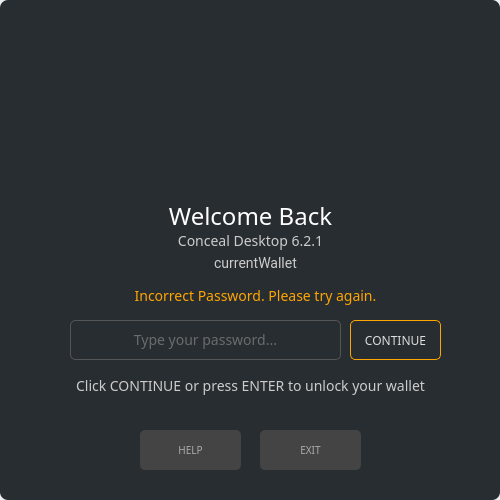
Old version of the form src/gui/ui/mainpassworddialog.ui in the repository ConcealNetwork/conceal-desktop.
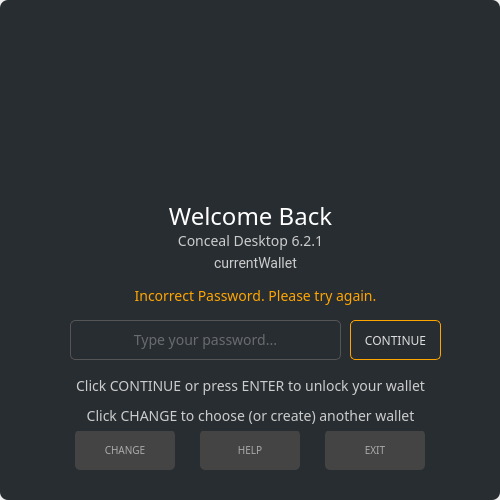
New version of the form. Icons and pictures are not drawn.

Commit message: Add possibility to change wallet on password dialog

The edit to the form file:
```diff
--- a/src/gui/ui/mainpassworddialog.ui
+++ b/src/gui/ui/mainpassworddialog.ui
@@ -319,9 +319,9 @@
       </property>
       <property name="geometry">
        <rect>
-        <x>140</x>
+        <x>200</x>
         <y>430</y>
-        <width>101</width>
+        <width>100</width>
         <height>40</height>
        </rect>
       </property>
@@ -361,9 +361,9 @@
       </property>
       <property name="geometry">
        <rect>
-        <x>260</x>
+        <x>325</x>
         <y>430</y>
-        <width>101</width>
+        <width>100</width>
         <height>40</height>
        </rect>
       </property>
@@ -420,6 +420,79 @@
        <bool>true</bool>
       </property>
      </widget>
+     <widget class="QPushButton" name="m_changeButton">
+      <property name="enabled">
+       <bool>true</bool>
+      </property>
+      <property name="geometry">
+       <rect>
+        <x>75</x>
+        <y>430</y>
+        <width>100</width>
+        <height>40</height>
+       </rect>
+      </property>
+      <property name="minimumSize">
+       <size>
+        <width>75</width>
+        <height>25</height>
+       </size>
+      </property>
+      <property name="font">
+       <font>
+        <family>Poppins</family>
+        <pointsize>-1</pointsize>
+       </font>
+      </property>
+      <property name="styleSheet">
+       <string notr="true">QPushButton {
+padding: 3px; background-color: #444; border-radius: 5px;   color: #aaa; font-size: 10px;
+}
+QPushButton:hover {
+color: orange
+}</string>
+      </property>
+      <property name="text">
+       <string>CHANGE</string>
+      </property>
+      <property name="autoDefault">
+       <bool>false</bool>
+      </property>
+      <property name="default">
+       <bool>false</bool>
+      </property>
+     </widget>
+     <widget class="QLabel" name="m_instructions_2">
+      <property name="geometry">
+       <rect>
+        <x>10</x>
+        <y>400</y>
+        <width>481</width>
+        <height>31</height>
+       </rect>
+      </property>
+      <property name="minimumSize">
+       <size>
+        <width>122</width>
+        <height>0</height>
+       </size>
+      </property>
+      <property name="font">
+       <font>
+        <family>Poppins</family>
+        <pointsize>-1</pointsize>
+       </font>
+      </property>
+      <property name="styleSheet">
+       <string notr="true">color: #ccc; font-size: 14px; border: none;</string>
+      </property>
+      <property name="text">
+       <string>Click CHANGE to choose (or create) another wallet</string>
+      </property>
+      <property name="alignment">
+       <set>Qt::AlignCenter</set>
+      </property>
+     </widget>
     </widget>
    </item>
   </layout>
```
Left out of the diff: 17 changed lines with no effect on the pictures. The commit also changes 7 other files.
